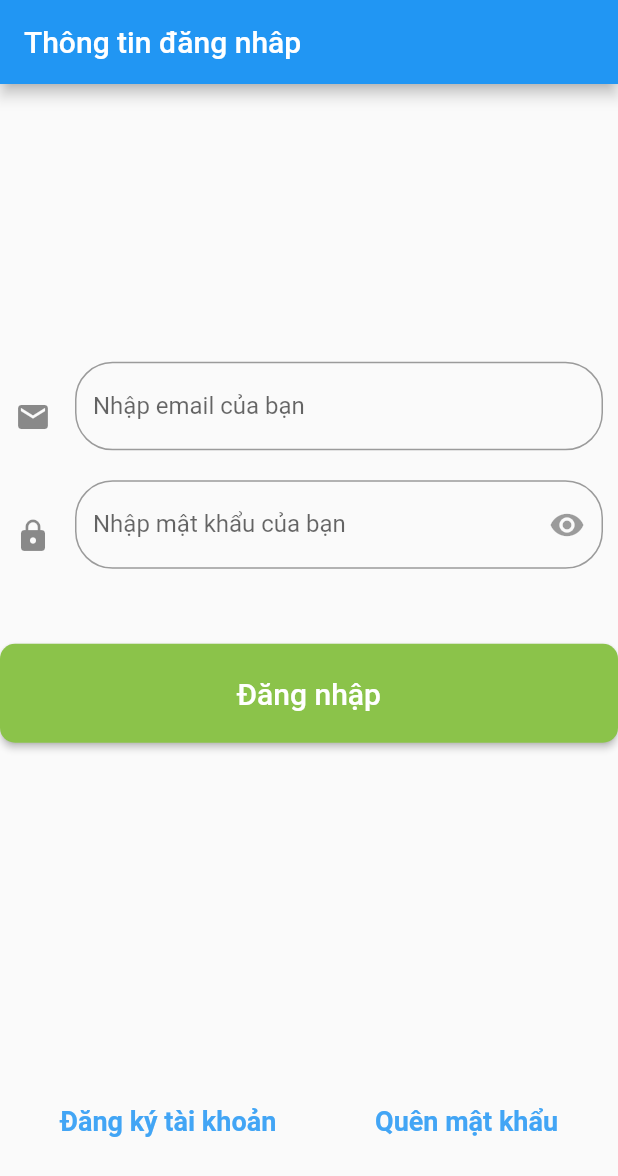
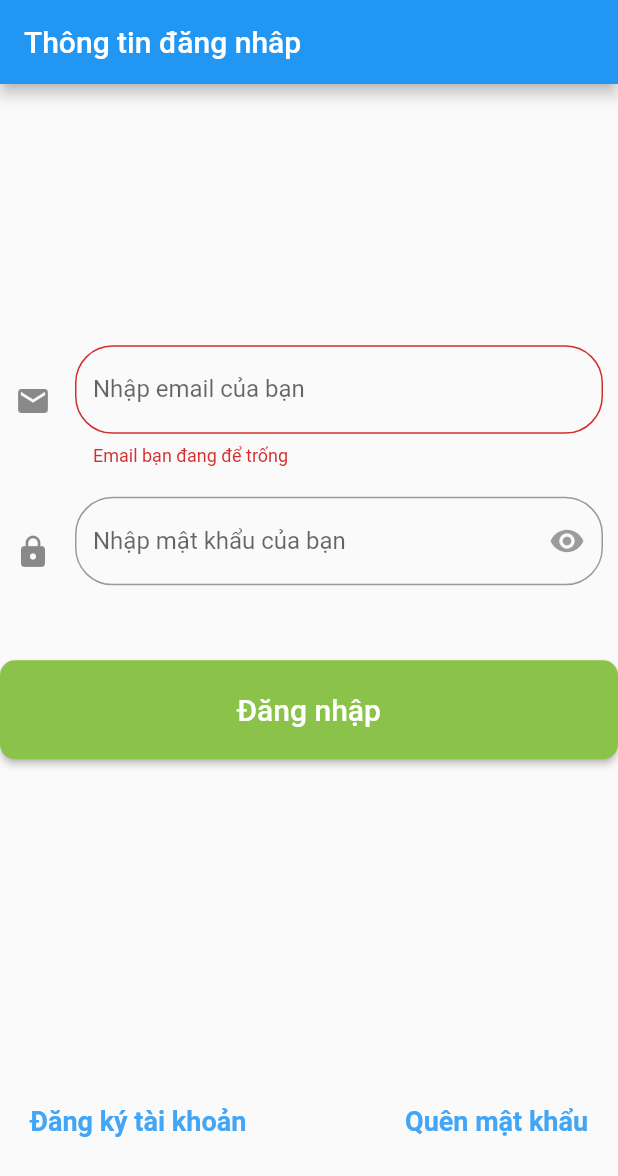
Before and after one commit to huycanh14/flutter, a Flutter app: the screen it shows after launch, after a tap on "Đăng nhập", on a phone screen of 412 x 824 dp. Shown: the top 1176 px of the screen. Run offline on Flutter 3.47's test engine with Material 2 defaults, Android fonts, the phone set to English and light mode, and no system bars; our stand-ins replace stacked.

```diff
--- /dev/null
+++ b/lib/models/account.dart
@@ -0,0 +1,13 @@
+class Account {
+  String _email = "";
+  String _password = "";
+  String _username = "";
+  DateTime _birthday = DateTime.now();
+  bool _gender = true;
+
+  String get email => _email;
+  String get password => _password;
+  String get username => _username;
+  DateTime get birthday => _birthday;
+  bool get gender => _gender;
+}
--- a/lib/ui/views/login/login_view.dart
+++ b/lib/ui/views/login/login_view.dart
@@ -1,5 +1,8 @@
 import 'package:flutter/material.dart';
 import 'package:login_app/constants/text_const.dart';
+import 'package:stacked/stacked.dart';
+
+import 'login_viewmodel.dart';
 
 class LoginView extends StatefulWidget {
   @override
@@ -7,9 +10,11 @@ class LoginView extends StatefulWidget {
 }
 
 class _LoginViewState extends State<LoginView> {
+  final _formKey = GlobalKey<FormState>();
   @override
   Widget build(BuildContext context) {
-    return Scaffold(
+    return ViewModelBuilder.reactive(
+        builder: (context, LoginViewModel model, child) => Scaffold(
             appBar: AppBar(
               title: Text("Thông tin đăng nhâp"),
             ),
@@ -17,17 +22,18 @@ class _LoginViewState extends State<LoginView> {
               children: <Widget>[
                 Expanded(
                   flex: 4,
+                  // key: _formKey,
+                  child: Form( //Expanded
+                   key: _formKey,
                     child: Column(
-                mainAxisAlignment:  MainAxisAlignment.center,
+                      mainAxisAlignment: MainAxisAlignment.center,
                       children: <Widget>[
                         Padding(
                           padding: EdgeInsets.all(10.0),
                           child: TextFormField(
+                            controller: model.email,
                             validator: (value) {
-                        if (value.isEmpty) {
-                          return 'Please enter some text';
-                        }
-                        return null;
+                              return model.checkValidateEmail(value);
                             },
                             decoration: InputDecoration(
                               labelText: "Nhập email của bạn",
@@ -40,6 +46,9 @@ class _LoginViewState extends State<LoginView> {
                                   child: const Icon(Icons.email)),
                             ),
                             keyboardType: TextInputType.emailAddress,
+                            onSaved: (String value) {
+                              print(value);
+                            },
                           ),
                         ),
                         Padding(
@@ -55,45 +64,56 @@ class _LoginViewState extends State<LoginView> {
                                   padding: const EdgeInsets.only(top: 15.0),
                                   child: const Icon(Icons.lock)),
                               suffixIcon: IconButton(
-                              icon: Icon(Icons.visibility), onPressed: null)),
+                                  icon: Icon(Icons.visibility), onPressed: null),
+                            ),
                             obscureText: true,
                           ),
                         ),
                         Padding(padding: EdgeInsets.all(20)),
                         Container(
-                    // padding: EdgeInsets.all(10),
-                    width: MediaQuery.of(context).size.width *1,
-                    height: MediaQuery.of(context).size.height *0.08,
+                            width: MediaQuery.of(context).size.width * 1,
+                            height: MediaQuery.of(context).size.height * 0.08,
                             child: RaisedButton(
-                      onPressed: () => {},
+                              onPressed: () => {
+                                if (_formKey.currentState.validate()) {
+                                  print(model.email.text)
+                                }
+                              },
                               textColor: Colors.white,
                               color: Colors.lightGreen,
                               child: Text(
                                 'Đăng nhập',
                                 style: TextStyle(fontSize: 20),
                               ),
-                      padding: EdgeInsets.all(10),
-                      shape: RoundedRectangleBorder(borderRadius: BorderRadius.circular(10)),
-                    )
+                              padding: EdgeInsets.all(0),
+                              shape: RoundedRectangleBorder(
+                                  borderRadius: BorderRadius.circular(10)),
+                            )),
+                      ],
                     ),
-                ],
                   ),
                 ),
                 Expanded(
                   flex: 1,
                   child: Padding(
-              padding: const EdgeInsets.all(40.0),
+                    padding: const EdgeInsets.all(20.0),
                     child: Row(
                       mainAxisAlignment: MainAxisAlignment.spaceBetween,
                       children: <Widget>[
-                  Text('Đăng ký tài khoản', style: textHomeRoute,),
-                  Text('Quên mật khẩu', style: textHomeRoute,)
+                        Text(
+                          'Đăng ký tài khoản',
+                          style: textHomeRoute,
+                        ),
+                        Text(
+                          'Quên mật khẩu',
+                          style: textHomeRoute,
+                        )
                       ],
                     ),
                   ),
                 )
               ],
-      )
-    );
+            )),
+        viewModelBuilder: () => LoginViewModel());
   }
 }
--- a/lib/ui/views/login/login_viewmodel.dart
+++ b/lib/ui/views/login/login_viewmodel.dart
@@ -0,0 +1,28 @@
+import 'package:flutter/widgets.dart';
+
+import '../../../models/account.dart';
+import 'package:stacked/stacked.dart';
+
+class LoginViewModel extends BaseViewModel {
+  Account _account = new Account();
+  Account get account => _account;
+
+  TextEditingController _email = TextEditingController();
+  TextEditingController _password = TextEditingController();
+
+  TextEditingController get email => _email;
+  TextEditingController get password => _password;
+
+  String checkValidateEmail(value) {
+    if (value.isEmpty) return "Email bạn đang để trống";
+    if (!RegExp(
+            r'^(([^<>()[\]\\.,;:\s@\"]+(\.[^<>()[\]\\.,;:\s@\"]+)*)|(\".+\"))@((\[[0-9]{1,3}\.[0-9]{1,3}\.[0-9]{1,3}\.[0-9]{1,3}\])|(([a-zA-Z\-0-9]+\.)+[a-zA-Z]{2,}))$')
+        .hasMatch(value)) return "Không đúng email";
+    return null;
+  }
+
+  String checkValidatePassword(value) {
+    if (value.isEmpty) return "Password bạn đang để trống";
+    return null;
+  }
+}
```
Lines whose indentation alone changed are shown as unchanged.
